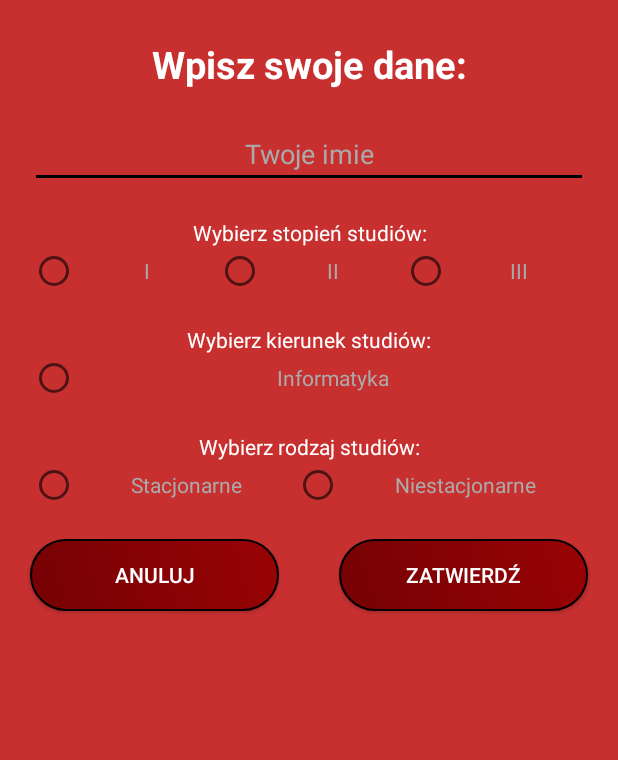
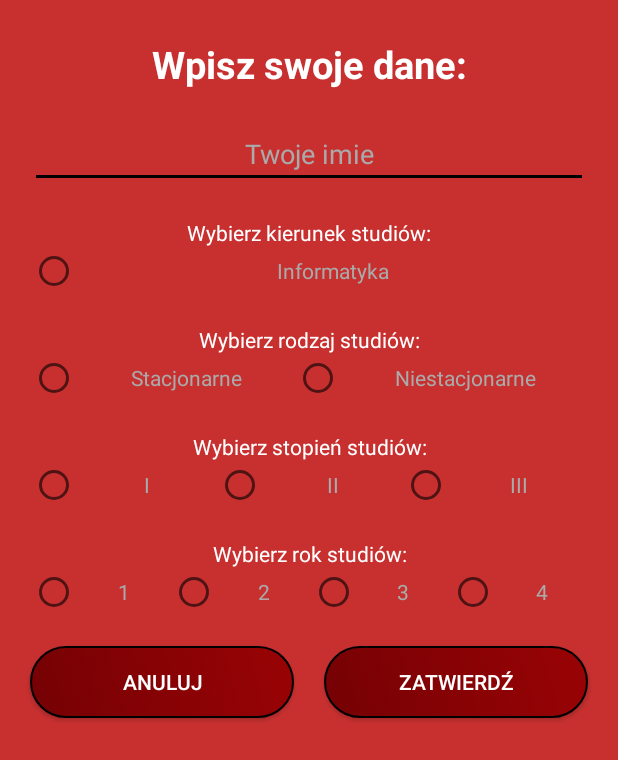
Before and after one commit to Mobilki5sem/PolitechnikaLodzka-application, an Android app: the layout activity_pop_up_in_plany.xml on its own in the app's theme, with its tools: preview values and no code run, on a phone screen of 412 x 824 dp. Shown: the top 760 px of the screen. Run offline under Robolectric (Android 15) with nearby library versions, the phone set to English and light mode, and no system bars.

Commit message:
PopUp working 100%.

```diff
--- a/app/src/main/res/layout/activity_pop_up_in_plany.xml
+++ b/app/src/main/res/layout/activity_pop_up_in_plany.xml
@@ -1,7 +1,12 @@
 <?xml version="1.0" encoding="utf-8"?>
-<LinearLayout xmlns:android="http://schemas.android.com/apk/res/android"
+<ScrollView xmlns:android="http://schemas.android.com/apk/res/android"
     xmlns:app="http://schemas.android.com/apk/res-auto"
     xmlns:tools="http://schemas.android.com/tools"
+    android:layout_width="match_parent"
+    android:layout_height="match_parent"
+    android:fillViewport="true">
+
+<LinearLayout
     android:layout_width="match_parent"
     android:layout_height="match_parent"
     android:background="#E6C41B1B"
@@ -38,56 +43,6 @@
         android:textColor="#FFFFFF"
         android:textColorHint="@android:color/darker_gray" />
 
-
-    <TextView
-        android:id="@+id/textView"
-        android:layout_width="match_parent"
-        android:layout_height="wrap_content"
-        android:layout_marginTop="20dp"
-        android:text="Wybierz stopień studiów:"
-        android:textAlignment="center"
-        android:textColor="#FFFFFF"
-        android:textColorHint="@android:color/white" />
-
-    <RadioGroup
-        android:id="@+id/rgStopien"
-        android:layout_width="match_parent"
-        android:layout_height="wrap_content"
-        android:layout_marginLeft="20dp"
-        android:layout_marginRight="20dp"
-        android:orientation="horizontal">
-
-        <RadioButton
-            android:id="@+id/rbIstopien"
-            android:layout_width="match_parent"
-            android:layout_height="wrap_content"
-            android:layout_weight="1"
-            android:text="I"
-            android:textAlignment="center"
-            android:textColor="@android:color/darker_gray"
-            android:textColorHint="@android:color/white" />
-
-        <RadioButton
-            android:id="@+id/rbIIstopien"
-            android:layout_width="match_parent"
-            android:layout_height="wrap_content"
-            android:layout_weight="1"
-            android:text="II"
-            android:textAlignment="center"
-            android:textColor="@android:color/darker_gray"
-            android:textColorHint="@android:color/white" />
-
-        <RadioButton
-            android:id="@+id/rbIIIstopien"
-            android:layout_width="match_parent"
-            android:layout_height="wrap_content"
-            android:layout_weight="1"
-            android:text="III"
-            android:textAlignment="center"
-            android:textColor="@android:color/darker_gray"
-            android:textColorHint="@android:color/white" />
-
-    </RadioGroup>
 
     <TextView
         android:id="@+id/textView2"
@@ -157,6 +112,116 @@
 
     </RadioGroup>
 
+    <TextView
+        android:id="@+id/tvStopien"
+        android:layout_width="match_parent"
+        android:layout_height="wrap_content"
+        android:layout_marginTop="20dp"
+        android:text="Wybierz stopień studiów:"
+        android:textAlignment="center"
+        android:textColor="#FFFFFF"
+        android:textColorHint="@android:color/white" />
+
+    <RadioGroup
+        android:id="@+id/rgStopien"
+        android:layout_width="match_parent"
+        android:layout_height="wrap_content"
+        android:layout_marginLeft="20dp"
+        android:layout_marginRight="20dp"
+        android:orientation="horizontal">
+
+        <RadioButton
+            android:id="@+id/rbIstopien"
+            android:layout_width="match_parent"
+            android:layout_height="wrap_content"
+            android:layout_weight="1"
+            android:text="I"
+            android:textAlignment="center"
+            android:textColor="@android:color/darker_gray"
+            android:textColorHint="@android:color/white" />
+
+        <RadioButton
+            android:id="@+id/rbIIstopien"
+            android:layout_width="match_parent"
+            android:layout_height="wrap_content"
+            android:layout_weight="1"
+            android:text="II"
+            android:textAlignment="center"
+            android:textColor="@android:color/darker_gray"
+            android:textColorHint="@android:color/white" />
+
+        <RadioButton
+            android:id="@+id/rbIIIstopien"
+            android:layout_width="match_parent"
+            android:layout_height="wrap_content"
+            android:layout_weight="1"
+            android:text="III"
+            android:textAlignment="center"
+            android:textColor="@android:color/darker_gray"
+            android:textColorHint="@android:color/white" />
+
+    </RadioGroup>
+
+    <TextView
+        android:id="@+id/tvRok"
+        android:layout_width="match_parent"
+        android:layout_height="wrap_content"
+        android:layout_marginTop="20dp"
+        android:text="Wybierz rok studiów:"
+        android:textAlignment="center"
+        android:textColor="#FFFFFF"
+        android:textColorHint="@android:color/white" />
+
+    <RadioGroup
+        android:id="@+id/rgRok"
+        android:layout_width="match_parent"
+        android:layout_height="wrap_content"
+        android:layout_marginLeft="20dp"
+        android:layout_marginRight="20dp"
+        android:orientation="horizontal">
+
+        <RadioButton
+            android:id="@+id/rbIrok"
+            android:layout_width="match_parent"
+            android:layout_height="wrap_content"
+            android:layout_weight="1"
+            android:text="1"
+            android:textAlignment="center"
+            android:textColor="@android:color/darker_gray"
+            android:textColorHint="@android:color/white" />
+
+        <RadioButton
+            android:id="@+id/rbIIrok"
+            android:layout_width="match_parent"
+            android:layout_height="wrap_content"
+            android:layout_weight="1"
+            android:text="2"
+            android:textAlignment="center"
+            android:textColor="@android:color/darker_gray"
+            android:textColorHint="@android:color/white" />
+
+        <RadioButton
+            android:id="@+id/rbIIIrok"
+            android:layout_width="match_parent"
+            android:layout_height="wrap_content"
+            android:layout_weight="1"
+            android:text="3"
+            android:textAlignment="center"
+            android:textColor="@android:color/darker_gray"
+            android:textColorHint="@android:color/white" />
+
+        <RadioButton
+            android:id="@+id/rbIVrok"
+            android:layout_width="match_parent"
+            android:layout_height="wrap_content"
+            android:layout_weight="1"
+            android:text="4"
+            android:textAlignment="center"
+            android:textColor="@android:color/darker_gray"
+            android:textColorHint="@android:color/white" />
+
+    </RadioGroup>
+
     <LinearLayout
         android:layout_width="match_parent"
         android:layout_height="wrap_content"
@@ -166,7 +231,10 @@
             android:id="@+id/btnCancel"
             android:layout_width="match_parent"
             android:layout_height="wrap_content"
-            android:layout_margin="20dp"
+            android:layout_marginLeft="20dp"
+            android:layout_marginTop="20dp"
+            android:layout_marginRight="10dp"
+            android:layout_marginBottom="20dp"
             android:layout_weight="1"
             android:background="@drawable/my_button"
             android:text="anuluj"
@@ -176,7 +244,10 @@
             android:id="@+id/btnOK"
             android:layout_width="match_parent"
             android:layout_height="wrap_content"
-            android:layout_margin="20dp"
+            android:layout_marginLeft="10dp"
+            android:layout_marginTop="20dp"
+            android:layout_marginRight="20dp"
+            android:layout_marginBottom="20dp"
             android:layout_weight="1"
             android:background="@drawable/my_button"
             android:text="zatwierdź"
@@ -185,3 +256,4 @@
     </LinearLayout>
 
 </LinearLayout>
+</ScrollView>
```
Also changed, not shown: app/src/main/java/com/team/szkielet/MainActivity.java (+6 -1 lines), app/src/main/java/com/team/szkielet/Plany.java (+70 -13 lines), app/src/main/java/com/team/szkielet/PopUpInPlany.java (+160 -13 lines).
